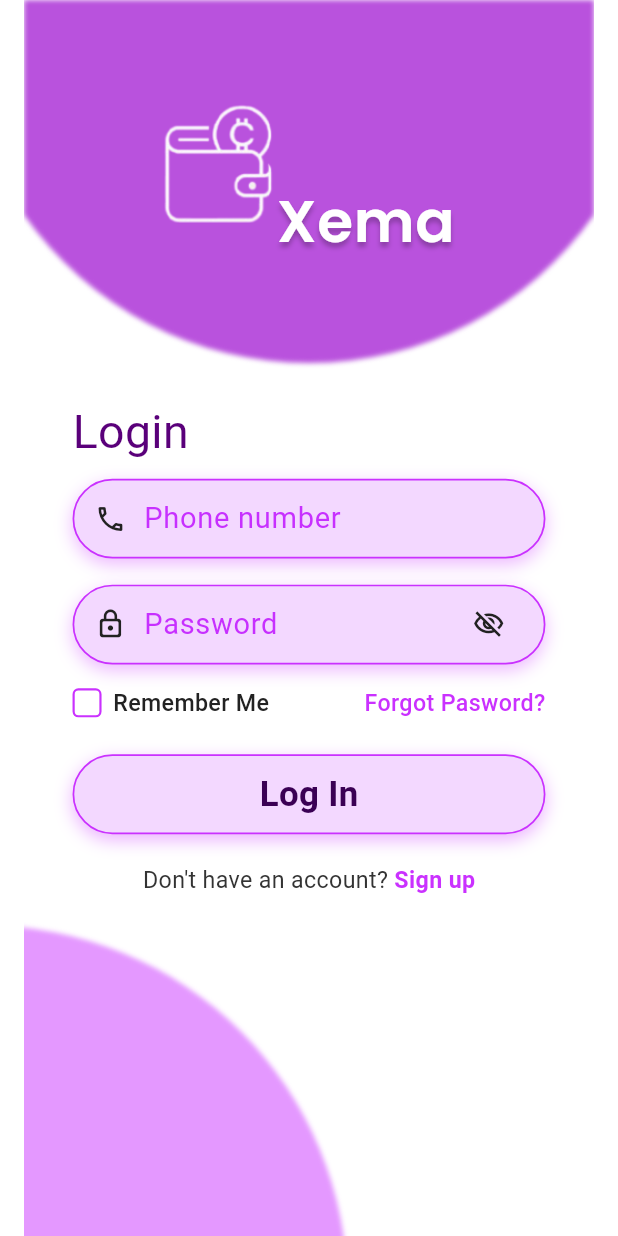
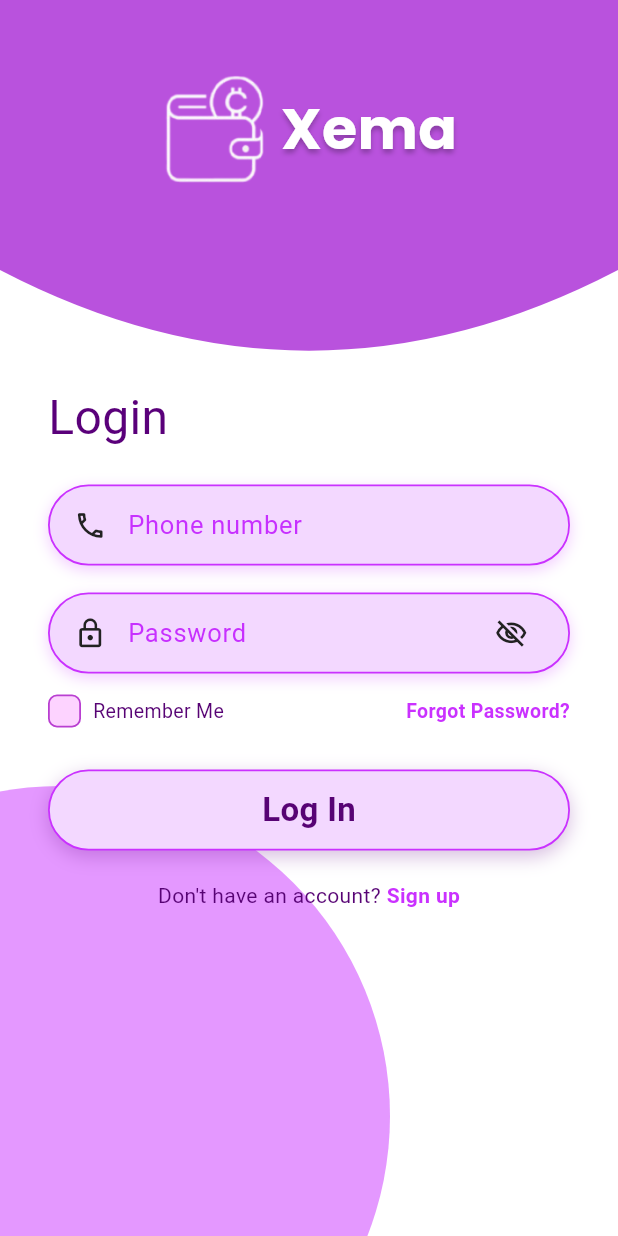
Before and after one commit to Dwi-siska-hariani07/xema_app, a Flutter app: the LoginScreen screen opened directly, on a phone screen of 412 x 824 dp. Run offline on Flutter 3.47's test engine with Material 3 defaults, Android fonts, the phone set to English and light mode, and no system bars; our stand-ins replace google_fonts; Roboto replaces fonts that are missing (Pochaevsk).

Commit message:
Fix LoginScreen layout to be full-bleed and perfectly responsive on any screen ratio

```diff
--- a/lib/login_screen.dart
+++ b/lib/login_screen.dart
@@ -1,7 +1,6 @@
-import 'beranda_screen.dart';
-import 'dart:ui' as ui;
 import 'package:flutter/material.dart';
 import 'package:google_fonts/google_fonts.dart';
+import 'beranda_screen.dart';
 import 'forget_password_screen.dart';
 import 'signup_screen.dart';
 
@@ -24,7 +23,6 @@ class _LoginScreenState extends State<LoginScreen> {
   final Color textPurple = const Color(0xFF5A007A); // Warna judul Login
   final Color hintPurple = const Color(0xFFC730FF); // Warna teks hint/link
 
-  // Style font Pochaevsk resmi dari Google Fonts
   TextStyle pochaevskFont({
     double fontSize = 20,
     FontWeight fontWeight = FontWeight.normal,
@@ -39,46 +37,24 @@ class _LoginScreenState extends State<LoginScreen> {
 
   @override
   Widget build(BuildContext context) {
+    final size = MediaQuery.of(context).size;
+
     return Scaffold(
       backgroundColor: Colors.white,
-      body: Center(
-        child: FittedBox(
-          fit: BoxFit.scaleDown,
-          child: Container(
-            width: 393,
-            height: 852,
-            clipBehavior: Clip.antiAlias,
-            decoration: const BoxDecoration(
-              color: Colors.white,
-            ),
+      body: SizedBox(
+        width: size.width,
+        height: size.height,
         child: Stack(
           children: [
             // =========================================================================
-                // 1. ELLIPSE KUBAH UNGU ATAS (#B952DD) DENGAN EFFECT LAYER BLUR FIGMA (BLUR: 4)
-                // Figma: Ellipse X: -148, Y: -377, W: 478.1, H: 491.48, Rotation: 45.73°
-                // Effects: Layer blur = 4 (Uniform)
-                // =========================================================================
-                Positioned.fill(
-                  child: ImageFiltered(
-                    imageFilter: ui.ImageFilter.blur(sigmaX: 2.0, sigmaY: 2.0),
-                    child: CustomPaint(
-                      painter: FigmaTopDomePainter(color: topPurple),
-                    ),
-                  ),
-                ),
-
-                // =========================================================================
-                // 2. ELLIPSE UNGU BAWAH KIRI (#CA31FF, 50% Opacity) DENGAN EFFECT LAYER BLUR (BLUR: 4)
-                // Bentuk lengkungan penuh, lebar, dan tinggi persis gambar asli Figma:
-                // Tepi kiri di Y: 640, melengkung penuh hingga X: 220 di tepi bawah
+            // 1. ELEMEN UNGU LENGKUNGAN KIRI BAWAH (#CA31FF, 50% Opacity)
+            // Menempel tepat di pojok kiri bawah layar tanpa celah putih gantung
             // =========================================================================
             Positioned(
-                  left: -277,
-                  top: 638,
-                  width: 500,
-                  height: 500,
-                  child: ImageFiltered(
-                    imageFilter: ui.ImageFilter.blur(sigmaX: 2.0, sigmaY: 2.0),
+              left: -180,
+              bottom: -140,
+              width: 440,
+              height: 440,
               child: Container(
                 decoration: BoxDecoration(
                   shape: BoxShape.circle,
@@ -86,34 +62,49 @@ class _LoginScreenState extends State<LoginScreen> {
                 ),
               ),
             ),
+
+            // =========================================================================
+            // 2. KUBAH UNGU ATAS (#B952DD) - Menutupi status bar penuh ke atas
+            // =========================================================================
+            Positioned(
+              top: 0,
+              left: 0,
+              right: 0,
+              height: 250,
+              child: CustomPaint(
+                painter: _TopDomePainter(color: topPurple),
+              ),
             ),
 
             // =========================================================================
-                // 3. LOGO DOMPET & TULISAN "Xema" - TIDAK RATA / BERTINGKAT PERSIS FIGMA
-                // Dompet berada di atas, tulisan Xema turun ke bawah sehingga
-                // puncak huruf X sejajar dengan kancing dompet dan dasarnya lebih rendah
+            // 3. LOGO & TEKS XEMA DI DALAM KUBAH ATAS
             // =========================================================================
             Positioned(
-                  top: 72,
-                  left: 96,
-                  child: Image.asset(
+              top: 50,
+              left: 0,
+              right: 0,
+              child: Row(
+                mainAxisAlignment: MainAxisAlignment.center,
+                crossAxisAlignment: CrossAxisAlignment.center,
+                children: [
+                  Image.asset(
                     'assets/images/logo_transparent.png',
-                    width: 76,
-                    height: 82,
+                    width: 72,
+                    height: 72,
                     fit: BoxFit.contain,
+                    errorBuilder: (_, __, ___) => Image.asset(
+                      'assets/images/logo.png',
+                      width: 65,
+                      height: 65,
                     ),
                   ),
-
-                Positioned(
-                  top: 124, // Puncak huruf X sejajar tepat dengan kancing dompet
-                  left: 174, // Posisi rapat persis di samping kancing dompet
-                  child: Text(
+                  const SizedBox(width: 8),
+                  Text(
                     'Xema',
                     style: GoogleFonts.poppins(
-                      fontSize: 40,
-                      fontWeight: FontWeight.w600,
+                      fontSize: 38,
+                      fontWeight: FontWeight.bold,
                       color: Colors.white,
-                      letterSpacing: 0.5,
                       shadows: [
                         BoxShadow(
                           color: Colors.black.withValues(alpha: 0.25),
@@ -123,16 +114,23 @@ class _LoginScreenState extends State<LoginScreen> {
                       ],
                     ),
                   ),
+                ],
+              ),
             ),
 
             // =========================================================================
-                // 4. JUDUL "Login" (Font Pochaevsk Ukuran 32)
-                // Letak: X: 48, Y: 275 (Figma Property)
+            // 4. FORMULIR LOGIN DI TENGAH (Responsif, Rapi, Jarak Pas)
             // =========================================================================
-                Positioned(
-                  top: 275,
-                  left: 33.5,
-                  child: Text(
+            Positioned.fill(
+              top: 255,
+              bottom: 40,
+              child: SingleChildScrollView(
+                padding: const EdgeInsets.symmetric(horizontal: 32),
+                child: Column(
+                  crossAxisAlignment: CrossAxisAlignment.start,
+                  children: [
+                    // Judul "Login"
+                    Text(
                       'Login',
                       style: pochaevskFont(
                         fontSize: 32,
@@ -140,30 +138,20 @@ class _LoginScreenState extends State<LoginScreen> {
                         color: textPurple,
                       ),
                     ),
-                ),
+                    const SizedBox(height: 22),
 
-                // =========================================================================
-                // 5. INPUT PHONE NUMBER (326 x 55, Radius 27.5, Font 20)
-                // =========================================================================
-                Positioned(
-                  top: 330,
-                  left: 33.5,
-                  child: _buildFigmaInputField(
+                    // Input Phone number
+                    _buildInputField(
                       hintText: 'Phone number',
                       icon: Icons.phone_outlined,
                       keyboardType: TextInputType.phone,
                     ),
-                ),
+                    const SizedBox(height: 18),
 
-                // =========================================================================
-                // 6. INPUT PASSWORD (326 x 55, Radius 27.5, Font 20)
-                // =========================================================================
-                Positioned(
-                  top: 403,
-                  left: 33.5,
-                  child: _buildFigmaInputField(
+                    // Input Password
+                    _buildInputField(
                       hintText: 'Password',
-                    icon: Icons.lock_outline_rounded,
+                      icon: Icons.lock_outline,
                       isPassword: true,
                       obscureText: _obscurePassword,
                       onTogglePassword: () {
@@ -172,91 +160,74 @@ class _LoginScreenState extends State<LoginScreen> {
                         });
                       },
                     ),
-                ),
+                    const SizedBox(height: 14),
 
-                // =========================================================================
-                // 7. ROW: REMEMBER ME & FORGOT PASSWORD?
-                // =========================================================================
-                Positioned(
-                  top: 473,
-                  left: 33.5,
-                  width: 326,
-                  child: Row(
+                    // Remember Me & Forgot Password
+                    Row(
                       mainAxisAlignment: MainAxisAlignment.spaceBetween,
                       children: [
-                      // Checkbox Remember Me
+                        Row(
+                          children: [
                             GestureDetector(
                               onTap: () {
                                 setState(() {
                                   _rememberMe = !_rememberMe;
                                 });
                               },
-                        child: Row(
-                          children: [
-                            Container(
-                              width: 20,
-                              height: 20,
+                              child: Container(
+                                width: 22,
+                                height: 22,
                                 decoration: BoxDecoration(
-                                color: _rememberMe ? strokeColor : Colors.transparent,
-                                borderRadius: BorderRadius.circular(4),
-                                border: Border.all(color: strokeColor, width: 1.5),
+                                  color: const Color(0xFFFDD3FF),
+                                  borderRadius: BorderRadius.circular(6),
+                                  border: Border.all(color: const Color(0xFFB93FD1), width: 1.2),
                                 ),
                                 child: _rememberMe
-                                  ? const Icon(Icons.check, size: 14, color: Colors.white)
+                                    ? const Icon(Icons.check, size: 16, color: Color(0xFF570374))
                                     : null,
+                              ),
                             ),
                             const SizedBox(width: 8),
                             Text(
                               'Remember Me',
                               style: pochaevskFont(
-                                fontSize: 16,
-                                fontWeight: FontWeight.w500,
-                                color: const Color(0xFF222222),
+                                fontSize: 13,
+                                color: const Color(0xFF570374),
                               ),
                             ),
                           ],
                         ),
-                      ),
-
-                      // Link Forgot Pasword?
                         GestureDetector(
                           onTap: () {
                             Navigator.push(
                               context,
-                            MaterialPageRoute(
-                              builder: (context) => const ForgetPasswordScreen(),
-                            ),
+                              MaterialPageRoute(builder: (_) => const ForgetPasswordScreen()),
                             );
                           },
                           child: Text(
-                          'Forgot Pasword?',
+                            'Forgot Password?',
                             style: pochaevskFont(
-                            fontSize: 16,
-                            fontWeight: FontWeight.w500,
-                            color: strokeColor,
+                              fontSize: 13,
+                              color: const Color(0xFFCA31FF),
+                              fontWeight: FontWeight.bold,
                             ),
                           ),
                         ),
                       ],
                     ),
-                ),
+                    const SizedBox(height: 28),
 
-                // =========================================================================
-                // 8. TOMBOL "Log In" (326 x 55, Radius 27.5, Font 24 Bold)
-                // =========================================================================
-                Positioned(
-                  top: 520,
-                  left: 33.5,
-                  child: Container(
-                    width: 326,
-                    height: 55,
+                    // Tombol "Log In"
+                    Container(
+                      width: double.infinity,
+                      height: 54,
                       decoration: BoxDecoration(
                         color: inputBgColor,
-                      borderRadius: BorderRadius.circular(27.5),
+                        borderRadius: BorderRadius.circular(27),
                         border: Border.all(color: strokeColor, width: 1.2),
                         boxShadow: [
                           BoxShadow(
-                          color: strokeColor.withValues(alpha: 0.38),
+                            color: const Color(0xFF772096).withValues(alpha: 0.3),
                             blurRadius: 10,
                             offset: const Offset(0, 4),
                           ),
@@ -265,7 +236,7 @@ class _LoginScreenState extends State<LoginScreen> {
                       child: Material(
                         color: Colors.transparent,
                         child: InkWell(
-                        borderRadius: BorderRadius.circular(27.5),
+                          borderRadius: BorderRadius.circular(27),
                           onTap: () {
                             Navigator.pushReplacement(
                               context,
@@ -276,82 +247,76 @@ class _LoginScreenState extends State<LoginScreen> {
                             child: Text(
                               'Log In',
                               style: pochaevskFont(
-                              fontSize: 24,
+                                fontSize: 22,
                                 fontWeight: FontWeight.bold,
-                              color: const Color(0xFF3A0054),
+                                color: const Color(0xFF570374),
                               ),
                             ),
                           ),
                         ),
                       ),
                     ),
-                ),
+                    const SizedBox(height: 20),
 
-                // =========================================================================
-                // 9. TEKS BAWAH: "Don't have an account? Sign up"
-                // =========================================================================
-                Positioned(
-                  top: 595,
-                  left: 33.5,
-                  width: 326,
-                  child: Row(
+                    // Don't have an account? Sign up
+                    Row(
                       mainAxisAlignment: MainAxisAlignment.center,
                       children: [
                         Text(
                           "Don't have an account? ",
                           style: pochaevskFont(
-                          fontSize: 16,
-                          color: const Color(0xFF333333),
+                            fontSize: 14,
+                            color: const Color(0xFF570374),
                           ),
                         ),
                         GestureDetector(
                           onTap: () {
                             Navigator.push(
                               context,
-                            MaterialPageRoute(builder: (context) => const SignUpScreen()),
+                              MaterialPageRoute(builder: (_) => const SignUpScreen()),
                             );
                           },
                           child: Text(
                             'Sign up',
                             style: pochaevskFont(
-                            fontSize: 16,
+                              fontSize: 14,
                               fontWeight: FontWeight.bold,
-                            color: strokeColor,
+                              color: const Color(0xFFCA31FF),
+                            ),
+                          ),
+                        ),
+                      ],
+                    ),
+                  ],
                 ),
               ),
             ),
           ],
         ),
       ),
-              ],
-            ),
-          ),
-        ),
-      ),
     );
   }
 
-  // WIDGET INPUT FIELD FIGMA: 326 x 55 DENGAN RADIUS 27.5, FILL #F3D8FF, GLOW UNGU
-  Widget _buildFigmaInputField({
+  Widget _buildInputField({
     required String hintText,
     required IconData icon,
-    TextInputType keyboardType = TextInputType.text,
     bool isPassword = false,
     bool obscureText = false,
     VoidCallback? onTogglePassword,
+    TextInputType keyboardType = TextInputType.text,
   }) {
     return Container(
-      width: 326,
-      height: 55,
+      width: double.infinity,
+      height: 54,
       decoration: BoxDecoration(
-        color: inputBgColor, // Fill: #F3D8FF
-        borderRadius: BorderRadius.circular(27.5), // Pill radius 27.5
-        border: Border.all(color: strokeColor, width: 1.2), // Stroke: #CA31FF
+        color: inputBgColor,
+        borderRadius: BorderRadius.circular(27),
+        border: Border.all(color: strokeColor, width: 1.2),
         boxShadow: [
           BoxShadow(
-            color: strokeColor.withValues(alpha: 0.35),
-            blurRadius: 10,
-            offset: const Offset(0, 4),
+            color: strokeColor.withValues(alpha: 0.25),
+            blurRadius: 8,
+            offset: const Offset(0, 3),
           ),
         ],
       ),
@@ -359,16 +324,16 @@ class _LoginScreenState extends State<LoginScreen> {
         child: TextField(
           keyboardType: keyboardType,
           obscureText: obscureText,
-          style: pochaevskFont(fontSize: 20, color: textPurple),
+          style: pochaevskFont(fontSize: 17, color: textPurple),
           decoration: InputDecoration(
             isDense: true,
             hintText: hintText,
             hintStyle: pochaevskFont(
-              fontSize: 20,
+              fontSize: 17,
               color: hintPurple,
             ),
             prefixIcon: Padding(
-              padding: const EdgeInsets.only(left: 14, right: 8),
+              padding: const EdgeInsets.only(left: 16, right: 10),
               child: Icon(icon, color: const Color(0xFF222222), size: 22),
             ),
             prefixIconConstraints: const BoxConstraints(minWidth: 44, minHeight: 24),
@@ -395,10 +360,10 @@ class _LoginScreenState extends State<LoginScreen> {
   }
 }
 
-// PAINTER UNTUK ELLIPSE KUBAH UNGU ATAS (#B952DD) - LENGKUNGAN LINGKARAN MURNI FIGMA
-class FigmaTopDomePainter extends CustomPainter {
+// PAINTER UNTUK KUBAH LENGKUNGAN UNGU ATAS (#B952DD) PENUH
+class _TopDomePainter extends CustomPainter {
   final Color color;
-  FigmaTopDomePainter({required this.color});
+  _TopDomePainter({required this.color});
 
   @override
   void paint(Canvas canvas, Size size) {
@@ -406,18 +371,17 @@ class FigmaTopDomePainter extends CustomPainter {
       ..color = color
       ..style = PaintingStyle.fill;
 
-    // Busur lingkaran murni persis Ellipse 13 di Figma (Radius: 240)
-    // Tepi kiri/kanan di Y: 148, Puncak lengkungan tengah turun ke Y: 250
-    final path = Path()
-      ..moveTo(0, 0)
-      ..lineTo(0, 148)
-      ..arcToPoint(
-        const Offset(393, 148),
-        radius: const Radius.circular(240),
-        clockwise: false,
-      )
-      ..lineTo(393, 0)
-      ..close();
+    final path = Path();
+    path.moveTo(0, 0);
+    path.lineTo(0, size.height * 0.72);
+    path.quadraticBezierTo(
+      size.width / 2,
+      size.height * 1.15,
+      size.width,
+      size.height * 0.72,
+    );
+    path.lineTo(size.width, 0);
+    path.close();
 
     canvas.drawPath(path, paint);
   }
```
Also changed, not shown: lib/onboarding_screen.dart (+44 -51 lines). Lines whose indentation alone changed are shown as unchanged.
